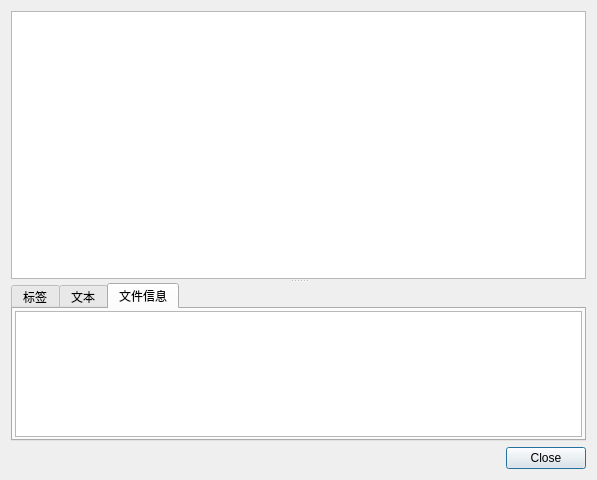
Before: the Qt Designer form src/ui/dialog_image_viewer.ui in Craftkuro/StickerGenie, drawn with Qt 5.
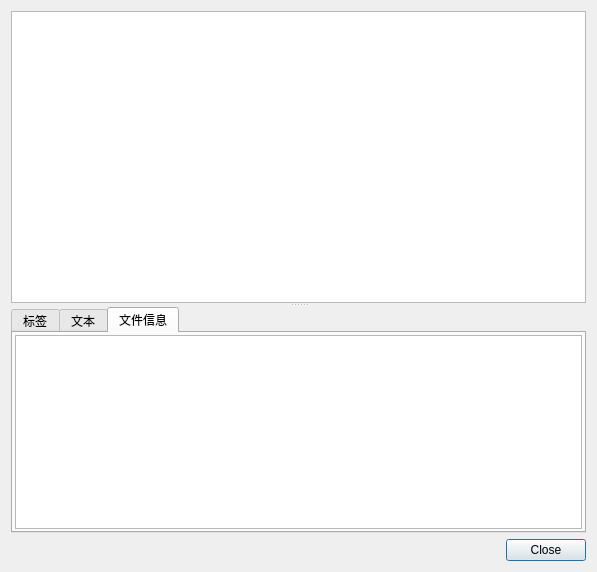
After: the same form once the commit is applied. The open tabs and pages were chosen to show the change. Custom widgets are drawn as their Qt base class.

```diff
--- a/src/ui/dialog_image_viewer.ui
+++ b/src/ui/dialog_image_viewer.ui
@@ -7,7 +7,7 @@
     <x>0</x>
     <y>0</y>
     <width>597</width>
-    <height>480</height>
+    <height>572</height>
    </rect>
   </property>
   <property name="windowTitle">
@@ -32,11 +32,17 @@
      </widget>
      <widget class="QTabWidget" name="tabWidgetBottom">
       <property name="sizePolicy">
-       <sizepolicy hsizetype="Expanding" vsizetype="Expanding">
+       <sizepolicy hsizetype="Expanding" vsizetype="Minimum">
         <horstretch>0</horstretch>
-        <verstretch>1</verstretch>
+        <verstretch>0</verstretch>
        </sizepolicy>
       </property>
+      <property name="minimumSize">
+       <size>
+        <width>0</width>
+        <height>40</height>
+       </size>
+      </property>
       <property name="currentIndex">
        <number>1</number>
       </property>
```
Left out of the diff: 2 changed lines with no effect on the pictures.
